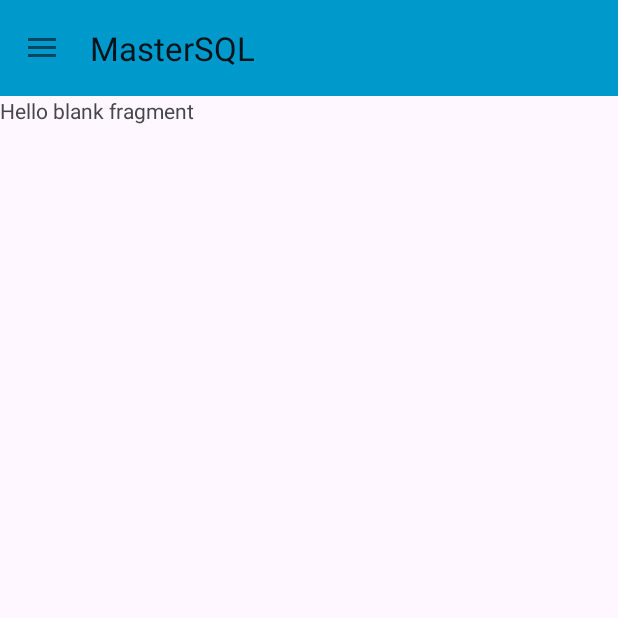
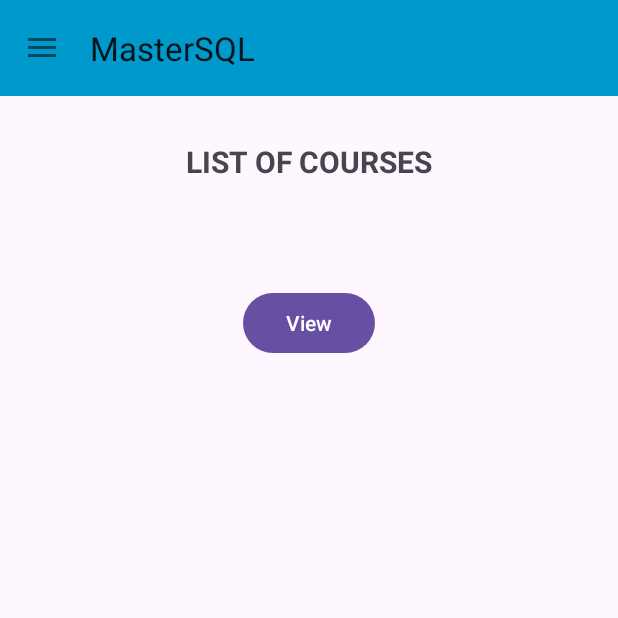
Before and after one commit to ndhnhan82/MasterSQL, an Android app: the screen it shows after launch once a user with an empty profile is signed in (MainActivity), on a phone screen of 412 x 824 dp, the top half of it. Run offline under Robolectric (Android 15) with nearby library versions, the phone set to English and light mode, and no system bars; our stand-ins replace Firebase (no records; nobody signed in at launch, a user with empty details on screens opened directly).

Commit message:
First draft Course

```diff
--- a/app/build.gradle.kts
+++ b/app/build.gradle.kts
@@ -36,6 +36,8 @@ dependencies {
     implementation("com.google.android.material:material:1.9.0")
     implementation("androidx.constraintlayout:constraintlayout:2.1.4")
     implementation("com.google.firebase:firebase-auth:22.1.2")
+    implementation("com.google.firebase:firebase-database:20.3.0")
+    implementation("com.google.firebase:firebase-storage:20.3.0")
     testImplementation("junit:junit:4.13.2")
     androidTestImplementation("androidx.test.ext:junit:1.1.5")
     androidTestImplementation("androidx.test.espresso:espresso-core:3.5.1")
--- a/app/src/main/java/com/example/mastersql/fragments/Home.java
+++ b/app/src/main/java/com/example/mastersql/fragments/Home.java
@@ -1,20 +1,42 @@
 package com.example.mastersql.fragments;
 
+import android.content.Intent;
 import android.os.Bundle;
 import android.view.LayoutInflater;
 import android.view.View;
 import android.view.ViewGroup;
+import android.widget.ArrayAdapter;
+import android.widget.Button;
+import android.widget.ListView;
+import android.widget.Toast;
 
+import androidx.activity.result.ActivityResult;
+import androidx.activity.result.ActivityResultCallback;
+import androidx.activity.result.ActivityResultLauncher;
+import androidx.activity.result.contract.ActivityResultContracts;
+import androidx.annotation.NonNull;
 import androidx.fragment.app.Fragment;
 
+import com.example.mastersql.AddCourse;
 import com.example.mastersql.R;
+import com.example.mastersql.model.Courses;
+import com.example.mastersql.model.SubCourse;
+import com.google.firebase.database.DataSnapshot;
+import com.google.firebase.database.DatabaseError;
+import com.google.firebase.database.DatabaseReference;
+import com.google.firebase.database.FirebaseDatabase;
+import com.google.firebase.database.ValueEventListener;
+import com.google.firebase.storage.FirebaseStorage;
+import com.google.firebase.storage.StorageReference;
+
+import java.util.ArrayList;
 
 /**
  * A simple {@link Fragment} subclass.
  * Use the {@link Home#newInstance} factory method to
  * create an instance of this fragment.
  */
-public class Home extends Fragment {
+public class Home extends Fragment implements View.OnClickListener {
 
     // TODO: Rename parameter arguments, choose names that match
     // the fragment initialization parameters, e.g. ARG_ITEM_NUMBER
@@ -22,8 +44,29 @@ public class Home extends Fragment {
     private static final String ARG_PARAM2 = "param2";
 
     // TODO: Rename and change types of parameters
+
+    private ListView lvCourses;
+
+    private Button btnView;
+
+    private View mRootView;
     private String mParam1;
     private String mParam2;
+
+    //For Realtime database
+    DatabaseReference courseDatabase;
+
+    //For Firebase Storage
+    FirebaseStorage storage;
+
+    StorageReference storageReference, sRef;
+
+    //For receiving results (image) when we click the button browse
+    ActivityResultLauncher aResL;
+
+
+
+
 
     public Home() {
         // Required empty public constructor
@@ -45,7 +88,11 @@ public class Home extends Fragment {
         args.putString( ARG_PARAM2, param2 );
         fragment.setArguments( args );
         return fragment;
+
+
     }
+
+
 
     @Override
     public void onCreate(Bundle savedInstanceState) {
@@ -59,7 +106,106 @@ public class Home extends Fragment {
     @Override
     public View onCreateView(LayoutInflater inflater, ViewGroup container,
                              Bundle savedInstanceState) {
+
+
         // Inflate the layout for this fragment
-        return inflater.inflate( R.layout.fragment_home, container, false );
+        mRootView = inflater.inflate( R.layout.fragment_home, container, false );
+        initialize();
+
+        return mRootView;
     }
+
+    private void initialize() {
+
+        lvCourses = (ListView) mRootView.findViewById(R.id.lvCourses);
+
+        ArrayList<String> list = new ArrayList<>();
+        ArrayAdapter adapter = new ArrayAdapter<String>(getActivity(), R.layout.course_list, list);
+        lvCourses.setAdapter(adapter);
+
+
+        btnView = (Button) mRootView.findViewById(R.id.btnView);
+        btnView.setOnClickListener(this);
+
+
+
+        //Initialization of Objects to Firebase database & Storage
+
+        courseDatabase = FirebaseDatabase.getInstance().getReference().child("Courses");
+
+        courseDatabase.addValueEventListener(new ValueEventListener() {
+            @Override
+            public void onDataChange(@NonNull DataSnapshot snapshot) {
+                list.clear();
+                for (DataSnapshot snapshot1 : snapshot.getChildren() ){
+                    //Courses courses = snapshot1.getValue(Courses.class);
+                    //if (courses != null) {
+                      //  String txt = String.valueOf(courses.getId());
+                        //list.add(txt);
+                    //}
+
+                    list.add(snapshot1.getKey());
+
+                }
+
+                adapter.notifyDataSetChanged();
+            }
+
+            @Override
+            public void onCancelled(@NonNull DatabaseError error) {
+
+            }
+        });
+
+        //subDatabase = FirebaseDatabase.getInstance().getReference("SubCourse");
+
+        storage = FirebaseStorage.getInstance();
+
+        storageReference = storage.getReference();
+
+        // Registration of Activity Result Launcher
+
+        runActivityResLauncher();
+
+
+    }
+
+    private void runActivityResLauncher() {
+
+        aResL = registerForActivityResult(
+                new ActivityResultContracts.StartActivityForResult(),
+
+                new ActivityResultCallback<ActivityResult>() {
+                    @Override
+                    public void onActivityResult(ActivityResult result) {
+
+                    }
+                }
+        );
+
+
+    }
+
+    @Override
+    public void onClick(View view) {
+
+        int id = view.getId();
+
+        if(id == R.id.btnView)
+            view();
+
+    }
+
+    private void view()
+    {
+        Intent intent = new Intent( getContext(), AddCourse.class );
+        startActivity( intent );
+        getActivity().finishAffinity();
+    }
+
+
+
+
+
+
 }
--- /dev/null
+++ b/app/src/main/res/drawable/courses_buttons.xml
@@ -0,0 +1,13 @@
+<?xml version="1.0" encoding="utf-8"?>
+<shape xmlns:android="http://schemas.android.com/apk/res/android"
+    android:shape="rectangle">
+
+    <stroke
+        android:width="1dp"
+        android:color="@color/gray"/>
+
+    <corners
+        android:radius="5dp"/>
+
+
+</shape>
--- a/app/src/main/res/layout/fragment_home.xml
+++ b/app/src/main/res/layout/fragment_home.xml
@@ -1,14 +1,61 @@
 <?xml version="1.0" encoding="utf-8"?>
-<FrameLayout xmlns:android="http://schemas.android.com/apk/res/android"
+<LinearLayout xmlns:android="http://schemas.android.com/apk/res/android"
     xmlns:tools="http://schemas.android.com/tools"
     android:layout_width="match_parent"
     android:layout_height="match_parent"
-    tools:context=".fragments.Home">
+    tools:context=".fragments.Home"
+    android:orientation="vertical">
 
     <!-- TODO: Update blank fragment layout -->
-    <TextView
+
+
+    <LinearLayout
         android:layout_width="match_parent"
-        android:layout_height="match_parent"
-        android:text="@string/hello_blank_fragment" />
+        android:layout_height="wrap_content"
+        android:orientation="vertical">
 
-</FrameLayout>
+        <TextView
+            android:id="@+id/tvCourseTitle"
+            android:layout_width="match_parent"
+            android:layout_height="match_parent"
+            android:text="LIST OF COURSES"
+            android:textStyle="bold"
+            android:textSize="20sp"
+            android:gravity="center"
+            android:layout_marginTop="30dp"
+            />
+    </LinearLayout>
+
+    <LinearLayout
+        android:layout_width="match_parent"
+        android:layout_height="wrap_content"
+        android:orientation="vertical">
+
+        <ListView
+            android:id="@+id/lvCourses"
+            style="@style/editTextAddCourse"
+            android:layout_width="match_parent"
+            android:layout_height="wrap_content"
+            android:layout_marginTop="30dp"
+            >
+
+        </ListView>
+    </LinearLayout>
+
+    <LinearLayout
+        android:layout_width="match_parent"
+        android:layout_height="wrap_content"
+        android:orientation="vertical"
+        >
+
+        <Button
+            android:id="@+id/btnView"
+            android:layout_width="wrap_content"
+            android:layout_height="match_parent"
+            android:layout_gravity="center"
+            android:layout_marginTop="40dp"
+            android:text="View" />
+    </LinearLayout>
+
+
+</LinearLayout>
--- a/app/src/main/res/values/colors.xml
+++ b/app/src/main/res/values/colors.xml
@@ -2,4 +2,5 @@
 <resources>
     <color name="black">#FF000000</color>
     <color name="white">#FFFFFFFF</color>
+    <color name="gray">#D9D9D9</color>
 </resources>
--- a/app/src/main/res/values/themes.xml
+++ b/app/src/main/res/values/themes.xml
@@ -6,4 +6,23 @@
     </style>
 
     <style name="Theme.MasterSQL" parent="Base.Theme.MasterSQL" />
+
+    <style name="editTextAddCourse">
+        <item name="android:layout_width">match_parent</item>
+        <item name="android:layout_height">40dp</item>
+        <item name="android:layout_marginLeft">20dp</item>
+        <item name="android:layout_marginRight">20dp</item>
+        <item name="android:background">@drawable/courses_buttons</item>
+        <item name="android:backgroundTint">@color/gray</item>
+    </style>
+
+    <style name="editTextAddTextContent">
+        <item name="android:layout_width">match_parent</item>
+        <item name="android:layout_height">100dp</item>
+        <item name="android:layout_marginLeft">20dp</item>
+        <item name="android:layout_marginRight">20dp</item>
+        <item name="android:background">@drawable/courses_buttons</item>
+        <item name="android:backgroundTint">@color/gray</item>
+    </style>
+
 </resources>
```
Also changed, not shown: app/src/main/AndroidManifest.xml (+10 -8 lines), app/src/main/java/com/example/mastersql/AddCourse.java (added, +123 -0 lines), app/src/main/java/com/example/mastersql/model/Content.java (added, +50 -0 lines), app/src/main/java/com/example/mastersql/model/Courses.java (added, +36 -0 lines), app/src/main/java/com/example/mastersql/model/SubCourse.java (added, +50 -0 lines), app/src/main/res/layout/activity_add_course.xml (added, +202 -0 lines), app/src/main/res/layout/course_list.xml (added, +11 -0 lines).
